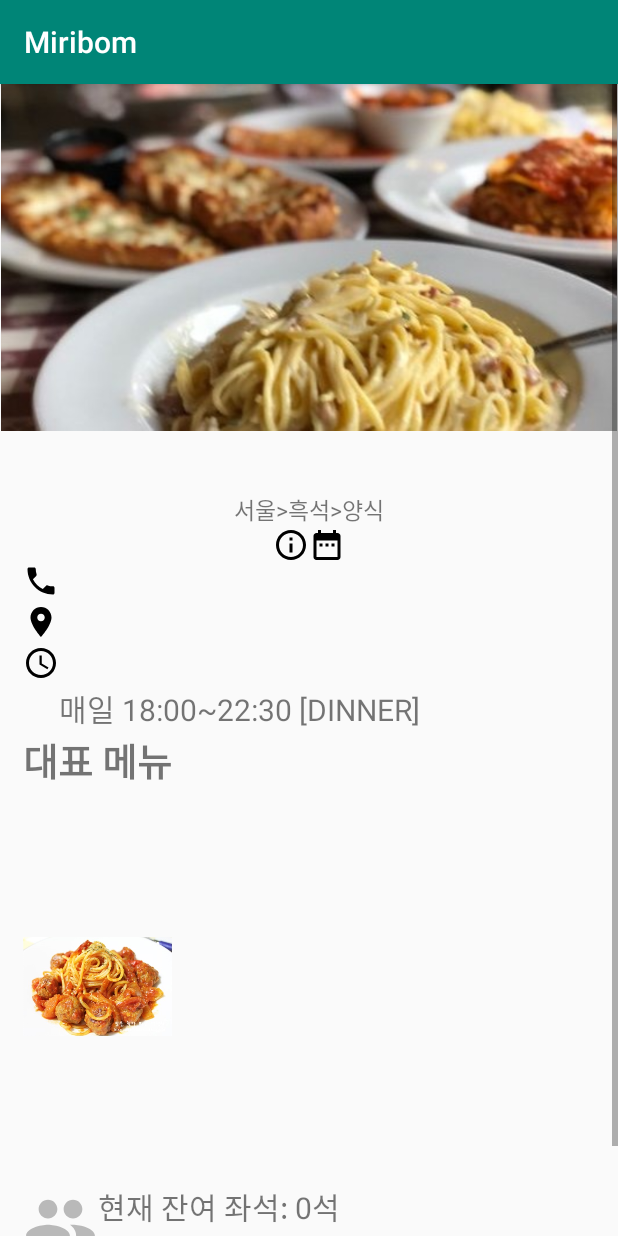
After one commit to leteatgo/CapstonProject2019-1, an Android app: the RestaurantInfoActivity screen opened directly, with no data from a screen before it, on a phone screen of 412 x 824 dp. The commit adds this screen. Run offline under Robolectric (Android 15) with nearby library versions, the phone set to English and light mode, and no system bars.

Commit message:
Add: 홈화면과 선택 레스토랑 화면 구현

```diff
--- a/Source/app/src/main/AndroidManifest.xml
+++ b/Source/app/src/main/AndroidManifest.xml
@@ -25,7 +25,8 @@
         </activity>
         <activity android:name=".JoinActivity" />
         <activity android:name=".LoginActivity" />
-        <activity android:name=".HomeActivity"></activity>
+        <activity android:name=".HomeActivity"/>
+        <activity android:name=".RestaurantInfoActivity"/>
     </application>
 
 </manifest>
--- a/Source/app/src/main/java/com/example/insu0/miribom/HomeActivity.java
+++ b/Source/app/src/main/java/com/example/insu0/miribom/HomeActivity.java
@@ -1,15 +1,31 @@
 package com.example.insu0.miribom;
 
+import android.content.Intent;
+import android.os.AsyncTask;
 import android.support.v7.app.AppCompatActivity;
 import android.os.Bundle;
 import android.support.v7.widget.LinearLayoutManager;
 import android.support.v7.widget.RecyclerView;
+import android.util.Log;
 import android.view.View;
 import android.widget.Toast;
 
 import com.example.insu0.miribom.Lists.HomeRestaurantList;
 import com.example.insu0.miribom.Lists.HomeRestaurantListAdapter;
+import com.example.insu0.miribom.Servers.MiribomInfo;
 
+import org.json.JSONException;
+import org.json.JSONObject;
+
+import java.io.BufferedReader;
+import java.io.BufferedWriter;
+import java.io.InputStream;
+import java.io.InputStreamReader;
+import java.io.OutputStream;
+import java.io.OutputStreamWriter;
+import java.net.HttpURLConnection;
+import java.net.MalformedURLException;
+import java.net.URL;
 import java.util.ArrayList;
 
 //implemented by Jason Yang
@@ -35,7 +51,7 @@ public class HomeActivity extends AppCompatActivity {
     private void setHomeRestaurantListTest(){ //서버 구현 전 Testing Code
 
         ArrayList<String> itemList = new ArrayList<>();
-        itemList.add("음식점1");
+        itemList.add("우뇽파스타");
         itemList.add("음식점2");
         itemList.add("음식점3");
         itemList.add("음식점4");
@@ -55,7 +71,92 @@ public class HomeActivity extends AppCompatActivity {
 
             String str = (String) v.getTag();
             Toast.makeText(HomeActivity.this,str,Toast.LENGTH_SHORT).show();
+            // 서버에서 레스토랑 정보 가져와서 RestaurantInfoActivity
+            // params: url, restaurant no.
+            new RestaurantInfoRequestTask().execute("http://" + MiribomInfo.ipAddress + "/restaurant/getRestInfo", "1");
+
         }
     };
 
+
+    public class RestaurantInfoRequestTask extends AsyncTask<String, String, String> {
+        String TAG = "RestaurantInfoRequestTask>>>";
+
+        @Override
+        protected String doInBackground(String... strings) {
+            try {
+                JSONObject reqInfo = new JSONObject();
+                reqInfo.accumulate("resNo", strings[1]);
+                HttpURLConnection conn = null;
+                BufferedReader reader = null;
+                try {
+                    URL url = new URL(strings[0]);
+                    // settings
+                    conn = (HttpURLConnection) url.openConnection();
+                    conn.setRequestMethod("POST");
+                    conn.setRequestProperty("Cache-Control", "no-cache");
+                    conn.setRequestProperty("Content-Type", "application/json");
+                    conn.setRequestProperty("Accept", "application/text");
+                    conn.setRequestProperty("Accept", "application/json");
+                    conn.setDoOutput(true);
+                    conn.setDoInput(true);
+                    conn.connect();
+
+                    OutputStream outputStream = conn.getOutputStream();
+                    BufferedWriter writer = new BufferedWriter(new OutputStreamWriter(outputStream));
+                    writer.write(reqInfo.toString());
+                    writer.flush();
+                    writer.close();
+
+                    InputStream stream = conn.getInputStream();
+                    reader = new BufferedReader(new InputStreamReader(stream));
+                    StringBuffer buffer = new StringBuffer();
+                    String line = "";
+                    while ((line = reader.readLine()) != null) {
+                        buffer.append(line);
+                        Log.d(TAG, "doInBackground: readLine, " + line);
+                    }
+                    return buffer.toString();
+                } catch (MalformedURLException e) {
+                    e.printStackTrace();
+                } catch (Exception e) {
+                    e.printStackTrace();
+                }
+            } catch (JSONException e) {
+                e.printStackTrace();
+            }
+            return null;
+        }
+
+        @Override
+        protected void onPostExecute(String result) {
+            super.onPostExecute(result);
+            try {
+                Intent intent = new Intent(HomeActivity.this, RestaurantInfoActivity.class);
+                JSONObject jsonObject = new JSONObject(result);
+//                Toast.makeText(getApplicationContext(),"get JSON Object!!",Toast.LENGTH_LONG).show();
+                intent.putExtra("resNo", jsonObject.getInt("no"));
+                intent.putExtra("restName", jsonObject.getString("name"));
+                intent.putExtra("address", jsonObject.getString("address"));
+                intent.putExtra("mobile", jsonObject.getString("mobile"));
+//                intent.putExtra("longitude", jsonObject.getString("longitude"));
+//                intent.putExtra("latitude", jsonObject.getString("latitude"));
+//                intent.putExtra("r_type", jsonObject.getString("r_type"));
+//                intent.putExtra("s_type", jsonObject.getString("s_type"));
+//                intent.putExtra("f_type", jsonObject.getString("f_type"));
+//                intent.putExtra("r_num", jsonObject.getString("r_num"));
+//                intent.putExtra("image", jsonObject.getString("image"));
+                intent.putExtra("hours", jsonObject.getString("hours"));
+//                intent.putExtra("owner_request", jsonObject.getString("owner_request"));
+                intent.putExtra("totalPlaceNum", jsonObject.getInt("s_total_num"));
+                intent.putExtra("availablePlaceNum", jsonObject.getInt("s_left_num"));
+                intent.putExtra("reservablePlaceNum", jsonObject.getInt("s_ava_num"));
+                startActivity(intent);
+            } catch (JSONException e) {
+                e.printStackTrace();
+//                Toast.makeText(getApplicationContext(), "JSON 형식 아님", Toast.LENGTH_LONG).show();
+            }
+        }
+    }
+
 }
--- /dev/null
+++ b/Source/app/src/main/java/com/example/insu0/miribom/RestaurantInfoActivity.java
@@ -0,0 +1,67 @@
+package com.example.insu0.miribom;
+
+import android.content.Intent;
+import android.os.AsyncTask;
+import android.support.v7.app.AppCompatActivity;
+import android.os.Bundle;
+import android.util.Log;
+import android.widget.TextView;
+import android.widget.Toast;
+
+import org.json.JSONException;
+import org.json.JSONObject;
+
+import java.io.BufferedReader;
+import java.io.BufferedWriter;
+import java.io.InputStream;
+import java.io.InputStreamReader;
+import java.io.OutputStream;
+import java.io.OutputStreamWriter;
+import java.net.HttpURLConnection;
+import java.net.MalformedURLException;
+import java.net.URL;
+import java.util.ArrayList;
+import java.util.HashSet;
+
+public class RestaurantInfoActivity extends AppCompatActivity {
+
+    private int resNo;
+    private String name;
+    private String mobile;
+    private String address;
+    private String hours;
+    private int totalPlaceNum, availablePlaceNum, reservablePlaceNum;
+
+
+    @Override
+    protected void onCreate(Bundle savedInstanceState) {
+        super.onCreate(savedInstanceState);
+        setContentView(R.layout.activity_restaurant_info);
+        resNo = getIntent().getIntExtra("resNo",-1);
+        name = getIntent().getStringExtra("restName");
+        address = getIntent().getStringExtra("address");
+        mobile = getIntent().getStringExtra("mobile");
+        hours = getIntent().getStringExtra("hours");
+        totalPlaceNum = getIntent().getIntExtra("totalPlaceNum", 0);
+        availablePlaceNum = getIntent().getIntExtra("availablePlaceNum", 0);
+        reservablePlaceNum = getIntent().getIntExtra("reservablePlaceNum",0);
+
+
+        TextView restName = (TextView) findViewById(R.id.restName);
+        TextView telTextView = (TextView) findViewById(R.id.telTextView);
+        TextView addrTextView = (TextView) findViewById(R.id.addrTextView);
+        TextView lunchtimeTextView = (TextView) findViewById(R.id.lunchtimeTextView);
+        TextView seatinfoTextView = (TextView) findViewById(R.id.seatinfoTextView);
+
+        restName.setText(name);
+        telTextView.setText(mobile);
+        addrTextView.setText(address);
+        lunchtimeTextView.setText(hours);
+        seatinfoTextView.setText("현재 잔여 좌석: " + availablePlaceNum + "석");
+
+    }
+
+
+
+
+}
--- /dev/null
+++ b/Source/app/src/main/res/drawable/ic_info.xml
@@ -0,0 +1,9 @@
+<vector xmlns:android="http://schemas.android.com/apk/res/android"
+        android:width="24dp"
+        android:height="24dp"
+        android:viewportWidth="24.0"
+        android:viewportHeight="24.0">
+    <path
+        android:fillColor="#FF000000"
+        android:pathData="M11,17h2v-6h-2v6zM12,2C6.48,2 2,6.48 2,12s4.48,10 10,10 10,-4.48 10,-10S17.52,2 12,2zM12,20c-4.41,0 -8,-3.59 -8,-8s3.59,-8 8,-8 8,3.59 8,8 -3.59,8 -8,8zM11,9h2L13,7h-2v2z"/>
+</vector>
--- /dev/null
+++ b/Source/app/src/main/res/drawable/ic_location.xml
@@ -0,0 +1,9 @@
+<vector xmlns:android="http://schemas.android.com/apk/res/android"
+        android:width="24dp"
+        android:height="24dp"
+        android:viewportWidth="24.0"
+        android:viewportHeight="24.0">
+    <path
+        android:fillColor="#FF000000"
+        android:pathData="M12,2C8.13,2 5,5.13 5,9c0,5.25 7,13 7,13s7,-7.75 7,-13c0,-3.87 -3.13,-7 -7,-7zM12,11.5c-1.38,0 -2.5,-1.12 -2.5,-2.5s1.12,-2.5 2.5,-2.5 2.5,1.12 2.5,2.5 -1.12,2.5 -2.5,2.5z"/>
+</vector>
--- /dev/null
+++ b/Source/app/src/main/res/drawable/ic_people.xml
@@ -0,0 +1,5 @@
+<vector android:height="24dp" android:tint="#B9B9B9"
+    android:viewportHeight="24.0" android:viewportWidth="24.0"
+    android:width="24dp" xmlns:android="http://schemas.android.com/apk/res/android">
+    <path android:fillColor="#FF000000" android:pathData="M16,11c1.66,0 2.99,-1.34 2.99,-3S17.66,5 16,5c-1.66,0 -3,1.34 -3,3s1.34,3 3,3zM8,11c1.66,0 2.99,-1.34 2.99,-3S9.66,5 8,5C6.34,5 5,6.34 5,8s1.34,3 3,3zM8,13c-2.33,0 -7,1.17 -7,3.5L1,19h14v-2.5c0,-2.33 -4.67,-3.5 -7,-3.5zM16,13c-0.29,0 -0.62,0.02 -0.97,0.05 1.16,0.84 1.97,1.97 1.97,3.45L17,19h6v-2.5c0,-2.33 -4.67,-3.5 -7,-3.5z"/>
+</vector>
--- /dev/null
+++ b/Source/app/src/main/res/drawable/ic_phone.xml
@@ -0,0 +1,9 @@
+<vector xmlns:android="http://schemas.android.com/apk/res/android"
+        android:width="24dp"
+        android:height="24dp"
+        android:viewportWidth="24.0"
+        android:viewportHeight="24.0">
+    <path
+        android:fillColor="#FF000000"
+        android:pathData="M6.62,10.79c1.44,2.83 3.76,5.14 6.59,6.59l2.2,-2.2c0.27,-0.27 0.67,-0.36 1.02,-0.24 1.12,0.37 2.33,0.57 3.57,0.57 0.55,0 1,0.45 1,1V20c0,0.55 -0.45,1 -1,1 -9.39,0 -17,-7.61 -17,-17 0,-0.55 0.45,-1 1,-1h3.5c0.55,0 1,0.45 1,1 0,1.25 0.2,2.45 0.57,3.57 0.11,0.35 0.03,0.74 -0.25,1.02l-2.2,2.2z"/>
+</vector>
--- /dev/null
+++ b/Source/app/src/main/res/drawable/ic_reserve.xml
@@ -0,0 +1,9 @@
+<vector xmlns:android="http://schemas.android.com/apk/res/android"
+        android:width="24dp"
+        android:height="24dp"
+        android:viewportWidth="24.0"
+        android:viewportHeight="24.0">
+    <path
+        android:fillColor="#FF000000"
+        android:pathData="M9,11L7,11v2h2v-2zM13,11h-2v2h2v-2zM17,11h-2v2h2v-2zM19,4h-1L18,2h-2v2L8,4L8,2L6,2v2L5,4c-1.11,0 -1.99,0.9 -1.99,2L3,20c0,1.1 0.89,2 2,2h14c1.1,0 2,-0.9 2,-2L21,6c0,-1.1 -0.9,-2 -2,-2zM19,20L5,20L5,9h14v11z"/>
+</vector>
--- /dev/null
+++ b/Source/app/src/main/res/drawable/ic_time.xml
@@ -0,0 +1,9 @@
+<vector xmlns:android="http://schemas.android.com/apk/res/android"
+        android:width="24dp"
+        android:height="24dp"
+        android:viewportWidth="24.0"
+        android:viewportHeight="24.0">
+    <path
+        android:fillColor="#FF000000"
+        android:pathData="M11.99,2C6.47,2 2,6.48 2,12s4.47,10 9.99,10C17.52,22 22,17.52 22,12S17.52,2 11.99,2zM12,20c-4.42,0 -8,-3.58 -8,-8s3.58,-8 8,-8 8,3.58 8,8 -3.58,8 -8,8zM12.5,7H11v6l5.25,3.15 0.75,-1.23 -4.5,-2.67z"/>
+</vector>
--- /dev/null
+++ b/Source/app/src/main/res/drawable/ic_timer.xml
@@ -0,0 +1,5 @@
+<vector android:height="24dp" android:tint="#B9B9B9"
+    android:viewportHeight="24.0" android:viewportWidth="24.0"
+    android:width="24dp" xmlns:android="http://schemas.android.com/apk/res/android">
+    <path android:fillColor="#FF000000" android:pathData="M15,1L9,1v2h6L15,1zM11,14h2L13,8h-2v6zM19.03,7.39l1.42,-1.42c-0.43,-0.51 -0.9,-0.99 -1.41,-1.41l-1.42,1.42C16.07,4.74 14.12,4 12,4c-4.97,0 -9,4.03 -9,9s4.02,9 9,9 9,-4.03 9,-9c0,-2.12 -0.74,-4.07 -1.97,-5.61zM12,20c-3.87,0 -7,-3.13 -7,-7s3.13,-7 7,-7 7,3.13 7,7 -3.13,7 -7,7z"/>
+</vector>
--- /dev/null
+++ b/Source/app/src/main/res/layout/activity_restaurant_info.xml
@@ -0,0 +1,237 @@
+<?xml version="1.0" encoding="utf-8"?>
+<RelativeLayout xmlns:android="http://schemas.android.com/apk/res/android"
+    xmlns:app="http://schemas.android.com/apk/res-auto"
+    xmlns:tools="http://schemas.android.com/tools"
+    android:layout_width="match_parent"
+    android:layout_height="match_parent"
+    android:orientation="vertical"
+    tools:context=".RestaurantInfoActivity">
+
+
+    <ScrollView
+        android:layout_width="match_parent"
+        android:layout_height="match_parent">
+
+        <LinearLayout
+            android:orientation="vertical"
+            android:layout_width="match_parent"
+            android:layout_height="match_parent">
+
+
+
+        <LinearLayout
+        android:id="@+id/headingLayout"
+        android:orientation="vertical"
+        android:layout_width="wrap_content"
+        android:layout_height="wrap_content">
+
+        <ImageView
+            android:layout_width="match_parent"
+            android:layout_height="wrap_content"
+            android:layout_weight="1"
+            android:adjustViewBounds="true"
+            android:src="@drawable/pasta_house" />
+    </LinearLayout>
+
+    <LinearLayout
+        android:id="@+id/infoLayout"
+        android:layout_below="@id/headingLayout"
+        android:orientation="vertical"
+        android:layout_width="match_parent"
+        android:layout_height="wrap_content">
+
+        <TextView
+            android:id="@+id/restName"
+            android:layout_width="wrap_content"
+            android:layout_height="wrap_content"
+            android:layout_gravity="center_horizontal"
+            android:text="파스타 집1"
+            android:textSize="30dp"
+            android:textStyle="bold" />
+
+        <TextView
+            android:id="@+id/restRegion"
+            android:text="서울>흑석>양식"
+            android:layout_gravity="center_horizontal"
+            android:textSize="15dp"
+            android:layout_width="wrap_content"
+            android:layout_height="wrap_content" />
+
+        <LinearLayout
+            android:id="@+id/iconLayout"
+            android:layout_gravity="center_horizontal"
+            android:orientation="horizontal"
+            android:layout_width="wrap_content"
+            android:layout_height="wrap_content">
+
+            <ImageView
+                android:id="@+id/infoTab"
+                android:src="@drawable/ic_info"
+                android:layout_width="wrap_content"
+                android:layout_height="wrap_content" />
+            <ImageView
+                android:id="@+id/resTab"
+                android:src="@drawable/ic_reserve"
+                android:layout_width="wrap_content"
+                android:layout_height="wrap_content" />
+        </LinearLayout>
+
+
+
+        <LinearLayout
+            android:id="@+id/basicinfoLayout"
+            android:orientation="vertical"
+            android:paddingLeft="15dp"
+            android:layout_width="match_parent"
+            android:layout_height="wrap_content">
+
+            <LinearLayout
+                android:id="@+id/telLayout"
+                android:orientation="horizontal"
+                android:layout_width="match_parent"
+                android:layout_height="wrap_content">
+
+                <ImageView
+                    android:src="@drawable/ic_phone"
+                    android:layout_width="wrap_content"
+                    android:layout_height="wrap_content" />
+
+                <TextView
+                    android:id="@+id/telTextView"
+                    android:layout_width="wrap_content"
+                    android:layout_height="wrap_content"
+                    android:text="02-123-4567"
+                    android:textSize="20dp" />
+            </LinearLayout>
+
+            <LinearLayout
+                android:id="@+id/addrLayout"
+                android:orientation="horizontal"
+                android:layout_width="match_parent"
+                android:layout_height="wrap_content">
+
+                <ImageView
+                    android:src="@drawable/ic_location"
+                    android:layout_width="wrap_content"
+                    android:layout_height="wrap_content" />
+
+                <TextView
+                    android:id="@+id/addrTextView"
+                    android:layout_width="wrap_content"
+                    android:layout_height="wrap_content"
+                    android:text="서울시 강남구 학동로 88길 5"
+                    android:textSize="20dp" />
+            </LinearLayout>
+
+            <LinearLayout
+                android:id="@+id/timeLayout"
+                android:orientation="horizontal"
+                android:layout_width="match_parent"
+                android:layout_height="wrap_content">
+
+                <ImageView
+                    android:src="@drawable/ic_time"
+                    android:layout_width="wrap_content"
+                    android:layout_height="wrap_content" />
+
+                <LinearLayout
+                    android:orientation="vertical"
+                    android:layout_width="wrap_content"
+                    android:layout_height="wrap_content">
+                    <TextView
+                        android:id="@+id/lunchtimeTextView"
+                        android:textSize="20dp"
+                        android:text="매일 12:00~14:30 [LUNCH]"
+                        android:layout_width="wrap_content"
+                        android:layout_height="wrap_content" />
+
+                    <TextView
+                        android:id="@+id/dinnertimeTextView"
+                        android:textSize="20dp"
+                        android:text="매일 18:00~22:30 [DINNER]"
+                        android:layout_width="wrap_content"
+                        android:layout_height="wrap_content" />
+
+                </LinearLayout>
+
+            </LinearLayout>
+
+
+            <LinearLayout
+                android:id="@+id/menuLayout"
+                android:orientation="vertical"
+                android:layout_width="wrap_content"
+                android:layout_height="wrap_content">
+
+                <TextView
+                    android:text="대표 메뉴"
+                    android:textSize="25dp"
+                    android:textStyle="bold"
+                    android:layout_width="wrap_content"
+                    android:layout_height="wrap_content" />
+
+                <ImageView
+                    android:id="@+id/repMenuImage"
+                    android:src="@drawable/spaghetti"
+                    android:adjustViewBounds="true"
+                    android:layout_width="match_parent"
+                    android:layout_height="wrap_content" />
+            </LinearLayout>
+
+            <LinearLayout
+                android:id="@+id/addInfoLayout"
+                android:orientation="vertical"
+                android:layout_width="match_parent"
+                android:layout_height="wrap_content">
+
+                <LinearLayout
+                    android:id="@+id/seatinfoLayout"
+                    android:orientation="horizontal"
+                    android:layout_width="match_parent"
+                    android:layout_height="wrap_content">
+
+                    <ImageView
+                        android:id="@+id/seatinfoImage"
+                        android:src="@drawable/ic_people"
+                        android:layout_width="50dp"
+                        android:layout_height="50dp" />
+
+                    <TextView
+                        android:id="@+id/seatinfoTextView"
+                        android:layout_width="wrap_content"
+                        android:layout_height="wrap_content"
+                        android:text="현재 잔여 좌석: 3석"
+                        android:textSize="20dp" />
+
+                </LinearLayout>
+
+                <LinearLayout
+                    android:id="@+id/waitTimeLayout"
+                    android:orientation="horizontal"
+                    android:layout_width="match_parent"
+                    android:layout_height="wrap_content">
+
+                    <ImageView
+                        android:id="@+id/waitTimeImage"
+                        android:src="@drawable/ic_timer"
+                        android:layout_width="50dp"
+                        android:layout_height="50dp" />
+
+                    <TextView
+                        android:id="@+id/waitTimeTextView"
+                        android:textSize="20dp"
+                        android:text="지금 가시면 0분 기다리십니다"
+                        android:layout_width="wrap_content"
+                        android:layout_height="wrap_content" />
+
+                </LinearLayout>
+
+            </LinearLayout>
+
+        </LinearLayout>
+
+    </LinearLayout>
+        </LinearLayout>
+    </ScrollView>
+
+</RelativeLayout>
```
Also changed, not shown: Source/app/src/main/res/drawable/pasta_house.jpg (added), Source/app/src/main/res/drawable/spaghetti.jpg (added).
